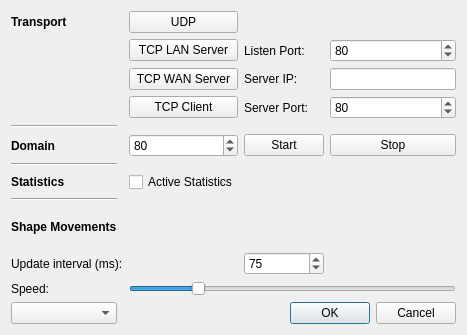
First picture: the form in forms/optionsdialog.ui, repository eProsima/ShapesDemo, before the edit.
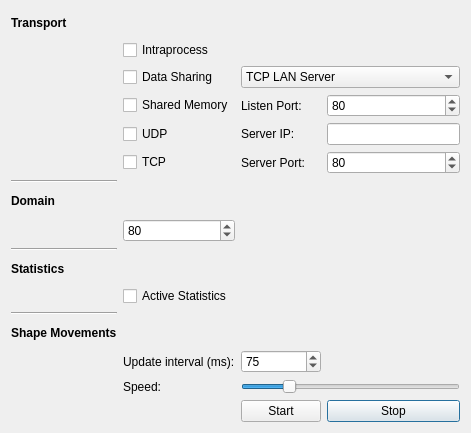
Second picture: the form after the edit.

Patch:
```diff
--- a/forms/optionsdialog.ui
+++ b/forms/optionsdialog.ui
@@ -6,225 +6,128 @@
    <rect>
     <x>0</x>
     <y>0</y>
-    <width>467</width>
-    <height>335</height>
+    <width>471</width>
+    <height>433</height>
    </rect>
   </property>
   <property name="windowTitle">
    <string>Options</string>
   </property>
   <layout class="QGridLayout" name="gridLayout">
-   <item row="15" column="3" colspan="2">
-    <widget class="QDialogButtonBox" name="buttonBox">
-     <property name="orientation">
-      <enum>Qt::Horizontal</enum>
+   <item row="4" column="1">
+    <widget class="QCheckBox" name="IntraprocesscheckBox">
+     <property name="text">
+      <string>Intraprocess</string>
      </property>
-     <property name="standardButtons">
-      <set>QDialogButtonBox::Cancel|QDialogButtonBox::Ok</set>
+    </widget>
+   </item>
+   <item row="9" column="4">
+    <widget class="QSpinBox" name="spin_server_port">
+     <property name="specialValueText">
+      <string/>
      </property>
+     <property name="suffix">
+      <string/>
+     </property>
+     <property name="maximum">
+      <number>65535</number>
+     </property>
+     <property name="value">
+      <number>80</number>
+     </property>
     </widget>
    </item>
-   <item row="2" column="3">
+   <item row="18" column="0">
+    <widget class="QLabel" name="label_4">
+     <property name="font">
+      <font>
+       <weight>75</weight>
+       <bold>true</bold>
+      </font>
+     </property>
+     <property name="text">
+      <string>Statistics</string>
+     </property>
+    </widget>
+   </item>
+   <item row="3" column="0">
+    <widget class="QLabel" name="label_10">
+     <property name="font">
+      <font>
+       <weight>75</weight>
+       <bold>true</bold>
+      </font>
+     </property>
+     <property name="text">
+      <string>Transport</string>
+     </property>
+    </widget>
+   </item>
+   <item row="6" column="3">
     <widget class="QLabel" name="label_8">
      <property name="text">
       <string>Listen Port:</string>
      </property>
     </widget>
    </item>
-   <item row="13" column="3">
-    <widget class="QSpinBox" name="spin_updateInterval">
-     <property name="specialValueText">
-      <string/>
-     </property>
-     <property name="suffix">
-      <string/>
-     </property>
-     <property name="minimum">
-      <number>50</number>
-     </property>
-     <property name="maximum">
-      <number>10000</number>
-     </property>
-     <property name="value">
-      <number>75</number>
-     </property>
-    </widget>
-   </item>
-   <item row="1" column="2">
-    <widget class="QPushButton" name="pushButton_udp">
-     <property name="enabled">
-      <bool>true</bool>
-     </property>
-     <property name="focusPolicy">
-      <enum>Qt::TabFocus</enum>
-     </property>
-     <property name="text">
-      <string>UDP</string>
-     </property>
-    </widget>
-   </item>
-   <item row="14" column="2" colspan="3">
-    <widget class="QSlider" name="horizontalSlider_speed">
-     <property name="minimum">
-      <number>0</number>
-     </property>
-     <property name="maximum">
-      <number>25</number>
-     </property>
-     <property name="value">
-      <number>5</number>
-     </property>
+   <item row="17" column="0">
+    <widget class="Line" name="line_2">
      <property name="orientation">
       <enum>Qt::Horizontal</enum>
      </property>
     </widget>
    </item>
-   <item row="6" column="0">
-    <widget class="QLabel" name="label_5">
-     <property name="font">
-      <font>
-       <weight>75</weight>
-       <bold>true</bold>
-      </font>
-     </property>
-     <property name="text">
-      <string>Domain</string>
-     </property>
-    </widget>
-   </item>
-   <item row="2" column="4">
-    <widget class="QSpinBox" name="spin_listen_port">
-     <property name="specialValueText">
-      <string/>
-     </property>
-     <property name="suffix">
-      <string/>
-     </property>
-     <property name="maximum">
-      <number>65535</number>
-     </property>
-     <property name="value">
-      <number>80</number>
-     </property>
-    </widget>
-   </item>
-   <item row="4" column="2">
-    <widget class="QPushButton" name="pushButton_tcp_client">
-     <property name="enabled">
-      <bool>true</bool>
-     </property>
-     <property name="focusPolicy">
-      <enum>Qt::TabFocus</enum>
-     </property>
-     <property name="text">
-      <string>TCP Client</string>
-     </property>
-    </widget>
-   </item>
-   <item row="2" column="2">
-    <widget class="QPushButton" name="pushButton_tcp_server">
-     <property name="enabled">
-      <bool>true</bool>
-     </property>
-     <property name="focusPolicy">
-      <enum>Qt::TabFocus</enum>
-     </property>
-     <property name="text">
-      <string>TCP LAN Server</string>
-     </property>
-    </widget>
-   </item>
-   <item row="4" column="4">
-    <widget class="QSpinBox" name="spin_server_port">
-     <property name="specialValueText">
-      <string/>
-     </property>
-     <property name="suffix">
-      <string/>
-     </property>
-     <property name="maximum">
-      <number>65535</number>
-     </property>
-     <property name="value">
-      <number>80</number>
-     </property>
-    </widget>
-   </item>
-   <item row="3" column="3">
-    <widget class="QLabel" name="label_6">
-     <property name="text">
-      <string>Server IP:</string>
-     </property>
-    </widget>
-   </item>
-   <item row="14" column="0">
-    <widget class="QLabel" name="label_3">
-     <property name="text">
-      <string>Speed:</string>
-     </property>
-    </widget>
-   </item>
-   <item row="3" column="4">
+   <item row="8" column="4">
     <widget class="QLineEdit" name="lineEdit_server_ip"/>
    </item>
-   <item row="4" column="3">
-    <widget class="QLabel" name="label_7">
-     <property name="text">
-      <string>Server Port:</string>
-     </property>
-    </widget>
-   </item>
-   <item row="3" column="2">
-    <widget class="QPushButton" name="pushButton_tcp_WAN_server">
-     <property name="enabled">
-      <bool>true</bool>
-     </property>
-     <property name="focusPolicy">
-      <enum>Qt::TabFocus</enum>
-     </property>
-     <property name="text">
-      <string>TCP WAN Server</string>
-     </property>
-    </widget>
-   </item>
-   <item row="13" column="0" colspan="2">
+   <item row="23" column="1">
     <widget class="QLabel" name="label_2">
      <property name="text">
       <string>Update interval (ms):</string>
      </property>
     </widget>
    </item>
-   <item row="9" column="0">
-    <widget class="QLabel" name="label_4">
-     <property name="font">
-      <font>
-       <weight>75</weight>
-       <bold>true</bold>
-      </font>
+   <item row="19" column="1">
+    <widget class="QCheckBox" name="statisticsCheckBox">
+     <property name="text">
+      <string>Active Statistics</string>
      </property>
+    </widget>
+   </item>
+   <item row="24" column="1">
+    <widget class="QLabel" name="label_3">
      <property name="text">
-      <string>Statistics</string>
+      <string>Speed:</string>
      </property>
     </widget>
    </item>
-   <item row="8" column="0">
-    <widget class="Line" name="line_2">
-     <property name="orientation">
-      <enum>Qt::Horizontal</enum>
+   <item row="16" column="1">
+    <widget class="QSpinBox" name="spin_domainId">
+     <property name="specialValueText">
+      <string/>
+     </property>
+     <property name="suffix">
+      <string/>
+     </property>
+     <property name="value">
+      <number>80</number>
      </property>
     </widget>
    </item>
    <item row="15" column="0">
-    <widget class="QComboBox" name="comboBox"/>
-   </item>
-   <item row="5" column="0">
-    <widget class="Line" name="line">
-     <property name="orientation">
-      <enum>Qt::Horizontal</enum>
+    <widget class="QLabel" name="label_5">
+     <property name="font">
+      <font>
+       <weight>75</weight>
+       <bold>true</bold>
+      </font>
+     </property>
+     <property name="text">
+      <string>Domain</string>
      </property>
     </widget>
    </item>
-   <item row="12" column="0">
+   <item row="21" column="0">
     <widget class="QLabel" name="label_9">
      <property name="font">
       <font>
@@ -237,44 +140,133 @@
      </property>
     </widget>
    </item>
-   <item row="11" column="0">
+   <item row="20" column="0">
     <widget class="Line" name="line_3">
      <property name="orientation">
       <enum>Qt::Horizontal</enum>
      </property>
     </widget>
    </item>
-   <item row="9" column="2">
-    <widget class="QCheckBox" name="statisticsCheckBox">
-     <property name="text">
-      <string>Active Statistics</string>
+   <item row="14" column="0">
+    <widget class="Line" name="line">
+     <property name="orientation">
+      <enum>Qt::Horizontal</enum>
      </property>
     </widget>
    </item>
-   <item row="6" column="2">
-    <widget class="QSpinBox" name="spin_domainId">
-     <property name="specialValueText">
-      <string/>
-     </property>
-     <property name="suffix">
-      <string/>
-     </property>
-     <property name="value">
-      <number>80</number>
-     </property>
-    </widget>
-   </item>
-   <item row="6" column="3">
-    <widget class="QPushButton" name="pushButton_start">
-     <property name="focusPolicy">
-      <enum>Qt::TabFocus</enum>
-     </property>
+   <item row="9" column="3">
+    <widget class="QLabel" name="label_7">
      <property name="text">
-      <string>Start</string>
+      <string>Server Port:</string>
      </property>
     </widget>
    </item>
    <item row="6" column="4">
+    <widget class="QSpinBox" name="spin_listen_port">
+     <property name="specialValueText">
+      <string/>
+     </property>
+     <property name="suffix">
+      <string/>
+     </property>
+     <property name="maximum">
+      <number>65535</number>
+     </property>
+     <property name="value">
+      <number>80</number>
+     </property>
+    </widget>
+   </item>
+   <item row="8" column="3">
+    <widget class="QLabel" name="label_6">
+     <property name="text">
+      <string>Server IP:</string>
+     </property>
+    </widget>
+   </item>
+   <item row="5" column="1">
+    <widget class="QCheckBox" name="DataSharingcheckBox">
+     <property name="text">
+      <string>Data Sharing</string>
+     </property>
+    </widget>
+   </item>
+   <item row="6" column="1">
+    <widget class="QCheckBox" name="SHMcheckBox">
+     <property name="text">
+      <string>Shared Memory</string>
+     </property>
+    </widget>
+   </item>
+   <item row="8" column="1">
+    <widget class="QCheckBox" name="UDPcheckBox">
+     <property name="text">
+      <string>UDP</string>
+     </property>
+    </widget>
+   </item>
+   <item row="9" column="1">
+    <widget class="QCheckBox" name="TCPcheckBox">
+     <property name="text">
+      <string>TCP</string>
+     </property>
+    </widget>
+   </item>
+   <item row="23" column="3">
+    <widget class="QSpinBox" name="spin_updateInterval">
+     <property name="specialValueText">
+      <string/>
+     </property>
+     <property name="suffix">
+      <string/>
+     </property>
+     <property name="minimum">
+      <number>50</number>
+     </property>
+     <property name="maximum">
+      <number>10000</number>
+     </property>
+     <property name="value">
+      <number>75</number>
+     </property>
+    </widget>
+   </item>
+   <item row="24" column="3" colspan="2">
+    <widget class="QSlider" name="horizontalSlider_speed">
+     <property name="minimum">
+      <number>0</number>
+     </property>
+     <property name="maximum">
+      <number>25</number>
+     </property>
+     <property name="value">
+      <number>5</number>
+     </property>
+     <property name="orientation">
+      <enum>Qt::Horizontal</enum>
+     </property>
+    </widget>
+   </item>
+   <item row="5" column="3" colspan="2">
+    <widget class="QComboBox" name="TCPcomboBox">
+     <item>
+      <property name="text">
+       <string>TCP LAN Server</string>
+      </property>
+     </item>
+     <item>
+      <property name="text">
+       <string>TCP WAN Server</string>
+      </property>
+     </item>
+     <item>
+      <property name="text">
+       <string>TCP Client</string>
+      </property>
+     </item>
+    </widget>
+   </item>
+   <item row="26" column="4">
     <widget class="QPushButton" name="pushButton_stop">
      <property name="focusPolicy">
       <enum>Qt::TabFocus</enum>
@@ -284,16 +276,13 @@
      </property>
     </widget>
    </item>
-   <item row="1" column="0">
-    <widget class="QLabel" name="label_10">
-     <property name="font">
-      <font>
-       <weight>75</weight>
-       <bold>true</bold>
-      </font>
+   <item row="26" column="3">
+    <widget class="QPushButton" name="pushButton_start">
+     <property name="focusPolicy">
+      <enum>Qt::TabFocus</enum>
      </property>
      <property name="text">
-      <string>Transport</string>
+      <string>Start</string>
      </property>
     </widget>
    </item>
```
Left out of the diff: 46 changed lines with no effect on the pictures.
